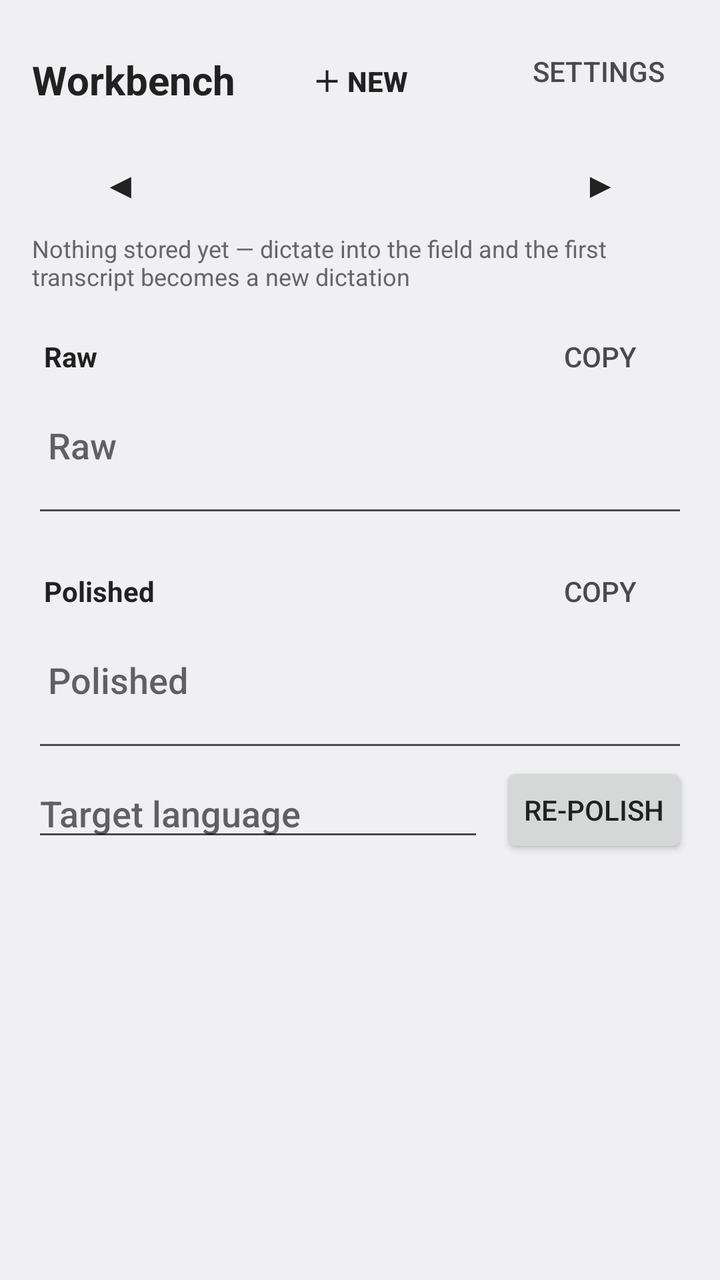
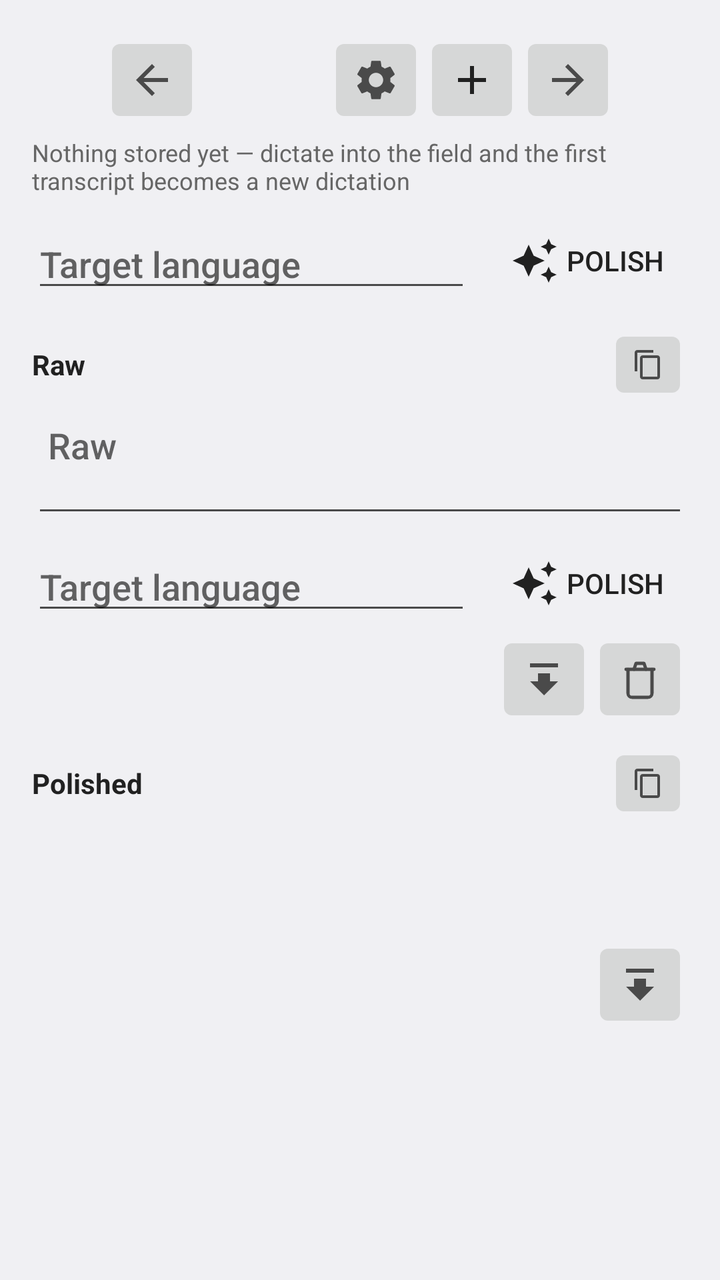

The first picture is an Android layout as it rendered before a commit; the second is the same layout after the commit. The layout source and the unified diff follow.
<!-- AndroidManifest.xml: activity theme Theme.PolishedRecognition.Plain -->
<!-- res/layout/activity_workbench.xml -->
<?xml version="1.0" encoding="utf-8"?>
<ScrollView xmlns:android="http://schemas.android.com/apk/res/android"
    android:id="@+id/workbench_root"
    android:layout_width="match_parent"
    android:layout_height="match_parent"
    android:fillViewport="true">

    <LinearLayout
        android:layout_width="match_parent"
        android:layout_height="wrap_content"
        android:orientation="vertical"
        android:padding="16dp">

        <LinearLayout
            android:layout_width="match_parent"
            android:layout_height="wrap_content"
            android:gravity="center_vertical"
            android:orientation="horizontal">

            <TextView
                android:layout_width="0dp"
                android:layout_height="wrap_content"
                android:layout_weight="1"
                android:text="@string/workbench_title"
                android:textColor="?android:attr/textColorPrimary"
                android:textSize="20sp"
                android:textStyle="bold" />

            <Button
                android:id="@+id/workbench_new"
                style="?android:attr/borderlessButtonStyle"
                android:layout_width="wrap_content"
                android:layout_height="wrap_content"
                android:text="@string/workbench_new"
                android:textColor="?android:attr/textColorPrimary"
                android:textStyle="bold" />

            <Button
                android:id="@+id/workbench_settings"
                style="?android:attr/borderlessButtonStyle"
                android:layout_width="0dp"
                android:layout_height="wrap_content"
                android:layout_weight="1"
                android:gravity="end"
                android:text="@string/workbench_settings"
                android:textColor="?android:attr/textColorSecondary" />
        </LinearLayout>

        <LinearLayout
            android:layout_width="match_parent"
            android:layout_height="wrap_content"
            android:layout_marginTop="4dp"
            android:gravity="center_vertical"
            android:orientation="horizontal">

            <Button
                android:id="@+id/workbench_prev"
                style="?android:attr/borderlessButtonStyle"
                android:layout_width="wrap_content"
                android:layout_height="wrap_content"
                android:contentDescription="@string/workbench_older"
                android:text="◀"
                android:textSize="18sp" />

            <TextView
                android:id="@+id/workbench_position"
                android:layout_width="0dp"
                android:layout_height="wrap_content"
                android:layout_weight="1"
                android:gravity="center"
                android:textColor="?android:attr/textColorSecondary" />

            <Button
                android:id="@+id/workbench_next"
                style="?android:attr/borderlessButtonStyle"
                android:layout_width="wrap_content"
                android:layout_height="wrap_content"
                android:contentDescription="@string/workbench_newer"
                android:text="▶"
                android:textSize="18sp" />
        </LinearLayout>

        <TextView
            android:id="@+id/workbench_empty_hint"
            android:layout_width="match_parent"
            android:layout_height="wrap_content"
            android:text="@string/workbench_empty"
            android:textColor="?android:attr/textColorTertiary"
            android:textSize="12sp" />

        
        <LinearLayout
            android:id="@+id/workbench_raw_toggle"
            android:layout_width="match_parent"
            android:layout_height="wrap_content"
            android:layout_marginTop="8dp"
            android:clickable="true"
            android:contentDescription="@string/workbench_raw_toggle_desc"
            android:focusable="true"
            android:gravity="center_vertical"
            android:orientation="horizontal">

            <TextView
                android:id="@+id/workbench_raw_chevron"
                android:layout_width="wrap_content"
                android:layout_height="wrap_content"
                android:importantForAccessibility="no"
                android:paddingEnd="6dp"
                android:textColor="?android:attr/textColorSecondary"
                android:textSize="14sp" />

            <TextView
                android:layout_width="0dp"
                android:layout_height="wrap_content"
                android:layout_weight="1"
                android:text="@string/workbench_raw"
                android:textColor="?android:attr/textColorPrimary"
                android:textSize="14sp"
                android:textStyle="bold" />

            <Button
                android:id="@+id/workbench_copy_raw"
                style="?android:attr/borderlessButtonStyle"
                android:layout_width="wrap_content"
                android:layout_height="wrap_content"
                android:contentDescription="@string/workbench_copy_raw_desc"
                android:text="@string/workbench_copy"
                android:textColor="?android:attr/textColorSecondary" />
        </LinearLayout>

        <TextView
            android:id="@+id/workbench_raw_preview"
            android:layout_width="match_parent"
            android:layout_height="wrap_content"
            android:ellipsize="end"
            android:maxLines="1"
            android:textColor="?android:attr/textColorSecondary"
            android:textSize="14sp"
            android:visibility="gone" />

        <EditText
            android:id="@+id/workbench_raw"
            android:layout_width="match_parent"
            android:layout_height="wrap_content"
            android:gravity="top|start"
            android:hint="@string/workbench_raw"
            android:inputType="textMultiLine|textCapSentences"
            android:minLines="2"
            android:padding="8dp" />

        
        <LinearLayout
            android:id="@+id/workbench_polished_toggle"
            android:layout_width="match_parent"
            android:layout_height="wrap_content"
            android:layout_marginTop="8dp"
            android:clickable="true"
            android:contentDescription="@string/workbench_polished_toggle_desc"
            android:focusable="true"
            android:gravity="center_vertical"
            android:orientation="horizontal">

            <TextView
                android:id="@+id/workbench_polished_chevron"
                android:layout_width="wrap_content"
                android:layout_height="wrap_content"
                android:importantForAccessibility="no"
                android:paddingEnd="6dp"
                android:textColor="?android:attr/textColorSecondary"
                android:textSize="14sp" />

            <TextView
                android:layout_width="0dp"
                android:layout_height="wrap_content"
                android:layout_weight="1"
                android:text="@string/workbench_polished"
                android:textColor="?android:attr/textColorPrimary"
                android:textSize="14sp"
                android:textStyle="bold" />

            <Button
                android:id="@+id/workbench_copy_polished"
                style="?android:attr/borderlessButtonStyle"
                android:layout_width="wrap_content"
                android:layout_height="wrap_content"
                android:contentDescription="@string/workbench_copy_polished_desc"
                android:text="@string/workbench_copy"
                android:textColor="?android:attr/textColorSecondary" />
        </LinearLayout>

        <TextView
            android:id="@+id/workbench_polished_preview"
            android:layout_width="match_parent"
            android:layout_height="wrap_content"
            android:ellipsize="end"
            android:maxLines="1"
            android:textColor="?android:attr/textColorSecondary"
            android:textSize="14sp"
            android:visibility="gone" />

        <EditText
            android:id="@+id/workbench_polished"
            android:layout_width="match_parent"
            android:layout_height="wrap_content"
            android:gravity="top|start"
            android:hint="@string/workbench_polished"
            android:inputType="textMultiLine|textCapSentences"
            android:minLines="2"
            android:padding="8dp" />

        <LinearLayout
            android:layout_width="match_parent"
            android:layout_height="wrap_content"
            android:gravity="center_vertical"
            android:orientation="horizontal">

            <AutoCompleteTextView
                android:id="@+id/workbench_language"
                android:layout_width="0dp"
                android:layout_height="wrap_content"
                android:layout_weight="1"
                android:clickable="true"
                android:completionThreshold="1"
                android:cursorVisible="false"
                android:focusable="false"
                android:hint="@string/workbench_language"
                android:inputType="text" />

            <Button
                android:id="@+id/workbench_repolish"
                android:layout_width="wrap_content"
                android:layout_height="wrap_content"
                android:layout_marginStart="8dp"
                android:text="@string/workbench_repolish" />
        </LinearLayout>
    </LinearLayout>
</ScrollView>
<!-- resources referenced by this layout -->
<resources>
  <string name="workbench_copy">Copy</string>
  <string name="workbench_new">＋ New</string>
  <string name="workbench_polished_toggle_desc">Show or hide the Polished text</string>
  <string name="workbench_raw_toggle_desc">Show or hide the Raw text</string>
  <string name="workbench_repolish">Re-polish</string>
  <string name="workbench_title">Workbench</string>
  <!-- unchanged entries left out for length: 10 -->
</resources>

<!-- the commit's change to res/layout/activity_workbench.xml (unified diff, before → after) -->
@@ -11,211 +11,78 @@
         android:orientation="vertical"
         android:padding="16dp">
 
-        <LinearLayout
-            android:layout_width="match_parent"
-            android:layout_height="wrap_content"
-            android:gravity="center_vertical"
-            android:orientation="horizontal">
-
-            <TextView
-                android:layout_width="0dp"
-                android:layout_height="wrap_content"
-                android:layout_weight="1"
-                android:text="@string/workbench_title"
-                android:textColor="?android:attr/textColorPrimary"
-                android:textSize="20sp"
-                android:textStyle="bold" />
-
-            <Button
-                android:id="@+id/workbench_new"
-                style="?android:attr/borderlessButtonStyle"
-                android:layout_width="wrap_content"
-                android:layout_height="wrap_content"
-                android:text="@string/workbench_new"
-                android:textColor="?android:attr/textColorPrimary"
-                android:textStyle="bold" />
-
-            <Button
-                android:id="@+id/workbench_settings"
-                style="?android:attr/borderlessButtonStyle"
-                android:layout_width="0dp"
-                android:layout_height="wrap_content"
-                android:layout_weight="1"
-                android:gravity="end"
-                android:text="@string/workbench_settings"
-                android:textColor="?android:attr/textColorSecondary" />
-        </LinearLayout>
-
-        <LinearLayout
-            android:layout_width="match_parent"
-            android:layout_height="wrap_content"
-            android:layout_marginTop="4dp"
-            android:gravity="center_vertical"
-            android:orientation="horizontal">
-
-            <Button
+        
+        <LinearLayout
+            android:layout_width="match_parent"
+            android:layout_height="wrap_content"
+            android:gravity="center"
+            android:orientation="horizontal">
+
+            <ImageButton
                 android:id="@+id/workbench_prev"
-                style="?android:attr/borderlessButtonStyle"
-                android:layout_width="wrap_content"
-                android:layout_height="wrap_content"
+                android:layout_width="48dp"
+                android:layout_height="48dp"
                 android:contentDescription="@string/workbench_older"
-                android:text="◀"
-                android:textSize="18sp" />
+                android:scaleType="centerInside"
+                android:src="@drawable/ic_arrow_left"
+                android:tint="?android:attr/textColorSecondary" />
 
             <TextView
                 android:id="@+id/workbench_position"
-                android:layout_width="0dp"
-                android:layout_height="wrap_content"
-                android:layout_weight="1"
+                android:layout_width="wrap_content"
+                android:layout_height="wrap_content"
                 android:gravity="center"
-                android:textColor="?android:attr/textColorSecondary" />
-
-            <Button
+                android:minWidth="64dp"
+                android:textColor="?android:attr/textColorPrimary"
+                android:textSize="16sp" />
+
+            <ImageButton
+                android:id="@+id/workbench_settings"
+                android:layout_width="48dp"
+                android:layout_height="48dp"
+                android:contentDescription="@string/workbench_settings"
+                android:scaleType="centerInside"
+                android:src="@drawable/ic_settings"
+                android:tint="?android:attr/textColorSecondary" />
+
+            <ImageButton
+                android:id="@+id/workbench_new"
+                android:layout_width="48dp"
+                android:layout_height="48dp"
+                android:contentDescription="@string/workbench_new"
+                android:scaleType="centerInside"
+                android:src="@drawable/ic_add"
+                android:tint="?android:attr/textColorPrimary" />
+
+            <ImageButton
                 android:id="@+id/workbench_next"
-                style="?android:attr/borderlessButtonStyle"
-                android:layout_width="wrap_content"
-                android:layout_height="wrap_content"
+                android:layout_width="48dp"
+                android:layout_height="48dp"
                 android:contentDescription="@string/workbench_newer"
-                android:text="▶"
-                android:textSize="18sp" />
+                android:scaleType="centerInside"
+                android:src="@drawable/ic_arrow_right"
+                android:tint="?android:attr/textColorSecondary" />
         </LinearLayout>
 
         <TextView
             android:id="@+id/workbench_empty_hint"
             android:layout_width="match_parent"
             android:layout_height="wrap_content"
+            android:layout_marginTop="4dp"
             android:text="@string/workbench_empty"
             android:textColor="?android:attr/textColorTertiary"
             android:textSize="12sp" />
 
         
         <LinearLayout
-            android:id="@+id/workbench_raw_toggle"
             android:layout_width="match_parent"
             android:layout_height="wrap_content"
             android:layout_marginTop="8dp"
-            android:clickable="true"
-            android:contentDescription="@string/workbench_raw_toggle_desc"
-            android:focusable="true"
-            android:gravity="center_vertical"
-            android:orientation="horizontal">
-
-            <TextView
-                android:id="@+id/workbench_raw_chevron"
-                android:layout_width="wrap_content"
-                android:layout_height="wrap_content"
-                android:importantForAccessibility="no"
-                android:paddingEnd="6dp"
-                android:textColor="?android:attr/textColorSecondary"
-                android:textSize="14sp" />
-
-            <TextView
-                android:layout_width="0dp"
-                android:layout_height="wrap_content"
-                android:layout_weight="1"
-                android:text="@string/workbench_raw"
-                android:textColor="?android:attr/textColorPrimary"
-                android:textSize="14sp"
-                android:textStyle="bold" />
-
-            <Button
-                android:id="@+id/workbench_copy_raw"
-                style="?android:attr/borderlessButtonStyle"
-                android:layout_width="wrap_content"
-                android:layout_height="wrap_content"
-                android:contentDescription="@string/workbench_copy_raw_desc"
-                android:text="@string/workbench_copy"
-                android:textColor="?android:attr/textColorSecondary" />
-        </LinearLayout>
-
-        <TextView
-            android:id="@+id/workbench_raw_preview"
-            android:layout_width="match_parent"
-            android:layout_height="wrap_content"
-            android:ellipsize="end"
-            android:maxLines="1"
-            android:textColor="?android:attr/textColorSecondary"
-            android:textSize="14sp"
-            android:visibility="gone" />
-
-        <EditText
-            android:id="@+id/workbench_raw"
-            android:layout_width="match_parent"
-            android:layout_height="wrap_content"
-            android:gravity="top|start"
-            android:hint="@string/workbench_raw"
-            android:inputType="textMultiLine|textCapSentences"
-            android:minLines="2"
-            android:padding="8dp" />
-
-        
-        <LinearLayout
-            android:id="@+id/workbench_polished_toggle"
-            android:layout_width="match_parent"
-            android:layout_height="wrap_content"
-            android:layout_marginTop="8dp"
-            android:clickable="true"
-            android:contentDescription="@string/workbench_polished_toggle_desc"
-            android:focusable="true"
-            android:gravity="center_vertical"
-            android:orientation="horizontal">
-
-            <TextView
-                android:id="@+id/workbench_polished_chevron"
-                android:layout_width="wrap_content"
-                android:layout_height="wrap_content"
-                android:importantForAccessibility="no"
-                android:paddingEnd="6dp"
-                android:textColor="?android:attr/textColorSecondary"
-                android:textSize="14sp" />
-
-            <TextView
-                android:layout_width="0dp"
-                android:layout_height="wrap_content"
-                android:layout_weight="1"
-                android:text="@string/workbench_polished"
-                android:textColor="?android:attr/textColorPrimary"
-                android:textSize="14sp"
-                android:textStyle="bold" />
-
-            <Button
-                android:id="@+id/workbench_copy_polished"
-                style="?android:attr/borderlessButtonStyle"
-                android:layout_width="wrap_content"
-                android:layout_height="wrap_content"
-                android:contentDescription="@string/workbench_copy_polished_desc"
-                android:text="@string/workbench_copy"
-                android:textColor="?android:attr/textColorSecondary" />
-        </LinearLayout>
-
-        <TextView
-            android:id="@+id/workbench_polished_preview"
-            android:layout_width="match_parent"
-            android:layout_height="wrap_content"
-            android:ellipsize="end"
-            android:maxLines="1"
-            android:textColor="?android:attr/textColorSecondary"
-            android:textSize="14sp"
-            android:visibility="gone" />
-
-        <EditText
-            android:id="@+id/workbench_polished"
-            android:layout_width="match_parent"
-            android:layout_height="wrap_content"
-            android:gravity="top|start"
-            android:hint="@string/workbench_polished"
-            android:inputType="textMultiLine|textCapSentences"
-            android:minLines="2"
-            android:padding="8dp" />
-
-        <LinearLayout
-            android:layout_width="match_parent"
-            android:layout_height="wrap_content"
             android:gravity="center_vertical"
             android:orientation="horizontal">
 
             <AutoCompleteTextView
-                android:id="@+id/workbench_language"
+                android:id="@+id/workbench_language_a"
                 android:layout_width="0dp"
                 android:layout_height="wrap_content"
                 android:layout_weight="1"
@@ -227,11 +94,167 @@
                 android:inputType="text" />
 
             <Button
-                android:id="@+id/workbench_repolish"
+                android:id="@+id/workbench_polish_a"
+                style="?android:attr/borderlessButtonStyle"
                 android:layout_width="wrap_content"
                 android:layout_height="wrap_content"
                 android:layout_marginStart="8dp"
-                android:text="@string/workbench_repolish" />
+                android:drawableStart="@drawable/ic_polish"
+                android:drawablePadding="4dp"
+                android:drawableTint="?android:attr/textColorPrimary"
+                android:text="@string/workbench_polish"
+                android:textColor="?android:attr/textColorPrimary" />
+        </LinearLayout>
+
+        
+        <LinearLayout
+            android:layout_width="match_parent"
+            android:layout_height="wrap_content"
+            android:layout_marginTop="8dp"
+            android:gravity="center_vertical"
+            android:orientation="horizontal">
+
+            <TextView
+                android:layout_width="0dp"
+                android:layout_height="wrap_content"
+                android:layout_weight="1"
+                android:text="@string/workbench_raw"
+                android:textColor="?android:attr/textColorPrimary"
+                android:textSize="14sp"
+                android:textStyle="bold" />
+
+            <ImageButton
+                android:id="@+id/workbench_copy_raw"
+                android:layout_width="40dp"
+                android:layout_height="40dp"
+                android:contentDescription="@string/workbench_copy_raw_desc"
+                android:scaleType="centerInside"
+                android:src="@drawable/ic_copy"
+                android:tint="?android:attr/textColorSecondary" />
+        </LinearLayout>
+
+        <EditText
+            android:id="@+id/workbench_raw"
+            android:layout_width="match_parent"
+            android:layout_height="wrap_content"
+            android:gravity="top|start"
+            android:hint="@string/workbench_raw"
+            android:importantForAutofill="no"
+            android:inputType="textMultiLine|textCapSentences"
+            android:minLines="2"
+            android:padding="8dp" />
+
+        
+        <LinearLayout
+            android:layout_width="match_parent"
+            android:layout_height="wrap_content"
+            android:layout_marginTop="4dp"
+            android:gravity="center_vertical"
+            android:orientation="horizontal">
+
+            <AutoCompleteTextView
+                android:id="@+id/workbench_language_b"
+                android:layout_width="0dp"
+                android:layout_height="wrap_content"
+                android:layout_weight="1"
+                android:clickable="true"
+                android:completionThreshold="1"
+                android:cursorVisible="false"
+                android:focusable="false"
+                android:hint="@string/workbench_language"
+                android:inputType="text" />
+
+            <Button
+                android:id="@+id/workbench_polish_b"
+                style="?android:attr/borderlessButtonStyle"
+                android:layout_width="wrap_content"
+                android:layout_height="wrap_content"
+                android:layout_marginStart="8dp"
+                android:drawableStart="@drawable/ic_polish"
+                android:drawablePadding="4dp"
+                android:drawableTint="?android:attr/textColorPrimary"
+                android:text="@string/workbench_polish"
+                android:textColor="?android:attr/textColorPrimary" />
+        </LinearLayout>
+
+        <LinearLayout
+            android:layout_width="match_parent"
+            android:layout_height="wrap_content"
+            android:gravity="center_vertical|end"
+            android:orientation="horizontal">
+
+            <ImageButton
+                android:id="@+id/workbench_promote_b"
+                android:layout_width="48dp"
+                android:layout_height="48dp"
+                android:contentDescription="@string/workbench_promote"
+                android:scaleType="centerInside"
+                android:src="@drawable/ic_promote"
+                android:tint="?android:attr/textColorSecondary" />
+
+            <ImageButton
+                android:id="@+id/workbench_clear_polished"
+                android:layout_width="48dp"
+                android:layout_height="48dp"
+                android:contentDescription="@string/workbench_clear_polished"
+                android:scaleType="centerInside"
+                android:src="@drawable/ic_delete_outline"
+                android:tint="?android:attr/textColorSecondary" />
+        </LinearLayout>
+
+        
+        <LinearLayout
+            android:layout_width="match_parent"
+            android:layout_height="wrap_content"
+            android:layout_marginTop="8dp"
+            android:gravity="center_vertical"
+            android:orientation="horizontal">
+
+            <TextView
+                android:layout_width="0dp"
+                android:layout_height="wrap_content"
+                android:layout_weight="1"
+                android:text="@string/workbench_polished"
+                android:textColor="?android:attr/textColorPrimary"
+                android:textSize="14sp"
+                android:textStyle="bold" />
+
+            <ImageButton
+                android:id="@+id/workbench_copy_polished"
+                android:layout_width="40dp"
+                android:layout_height="40dp"
+                android:contentDescription="@string/workbench_copy_polished_desc"
+                android:scaleType="centerInside"
+                android:src="@drawable/ic_copy"
+                android:tint="?android:attr/textColorSecondary" />
+        </LinearLayout>
+
+        <TextView
+            android:id="@+id/workbench_polished"
+            android:layout_width="match_parent"
+            android:layout_height="wrap_content"
+            android:focusable="false"
+            android:longClickable="false"
+            android:minLines="2"
+            android:padding="8dp"
+            android:textColor="?android:attr/textColorPrimary"
+            android:textSize="16sp" />
+
+        
+        <LinearLayout
+            android:layout_width="match_parent"
+            android:layout_height="wrap_content"
+            android:gravity="center_vertical|end"
+            android:orientation="horizontal">
+
+            <ImageButton
+                android:id="@+id/workbench_promote_c"
+                android:layout_width="48dp"
+                android:layout_height="48dp"
+                android:contentDescription="@string/workbench_promote"
+                android:scaleType="centerInside"
+                android:src="@drawable/ic_promote"
+                android:tint="?android:attr/textColorSecondary" />
         </LinearLayout>
     </LinearLayout>
 </ScrollView>
<!-- resource entries referenced after the edit -->
@@ -1,11 +1,115 @@
 <!-- resources referenced by this layout -->
 <resources>
-  <string name="workbench_copy">Copy</string>
-  <string name="workbench_new">＋ New</string>
-  <string name="workbench_polished_toggle_desc">Show or hide the Polished text</string>
-  <string name="workbench_raw_toggle_desc">Show or hide the Raw text</string>
-  <string name="workbench_repolish">Re-polish</string>
-  <string name="workbench_title">Workbench</string>
+  <!-- drawable ic_add (drawable) -->
+  <?xml version="1.0" encoding="utf-8"?>
+  <vector xmlns:android="http://schemas.android.com/apk/res/android"
+      android:width="24dp"
+      android:height="24dp"
+      android:viewportWidth="24"
+      android:viewportHeight="24">
+      <path
+          android:fillColor="#FF000000"
+          android:pathData="M19,13h-6v6h-2v-6H5v-2h6V5h2v6h6v2z" />
+  </vector>
+  <!-- drawable ic_arrow_left (drawable) -->
+  <?xml version="1.0" encoding="utf-8"?>
+  <vector xmlns:android="http://schemas.android.com/apk/res/android"
+      android:width="24dp"
+      android:height="24dp"
+      android:viewportWidth="24"
+      android:viewportHeight="24">
+      <path
+          android:fillColor="#FF000000"
+          android:pathData="M20,11H7.83l5.59,-5.59L12,4l-8,8 8,8 1.41,-1.41L7.83,13H20v-2z" />
+  </vector>
+  <!-- drawable ic_arrow_right (drawable) -->
+  <?xml version="1.0" encoding="utf-8"?>
+  <vector xmlns:android="http://schemas.android.com/apk/res/android"
+      android:width="24dp"
+      android:height="24dp"
+      android:viewportWidth="24"
+      android:viewportHeight="24">
+      <path
+          android:fillColor="#FF000000"
+          android:pathData="M12,4l-1.41,1.41L16.17,11H4v2h12.17l-5.58,5.59L12,20l8,-8z" />
+  </vector>
+  <!-- drawable ic_copy (drawable) -->
+  <?xml version="1.0" encoding="utf-8"?>
+  <vector xmlns:android="http://schemas.android.com/apk/res/android"
+      android:width="24dp"
+      android:height="24dp"
+      android:viewportWidth="24"
+      android:viewportHeight="24">
+      <path
+          android:fillColor="#FF000000"
+          android:pathData="M16,1H4C2.9,1 2,1.9 2,3v14h2V3h12V1zM19,5H8C6.9,5 6,5.9 6,7v14c0,1.1 0.9,2 2,2h11c1.1,0 2,-0.9 2,-2V7C21,5.9 20.1,5 19,5zM19,21H8V7h11V21z" />
+  </vector>
+  <!-- drawable ic_delete_outline (drawable) -->
+  <?xml version="1.0" encoding="utf-8"?>
+  <vector xmlns:android="http://schemas.android.com/apk/res/android"
+      android:width="24dp"
+      android:height="24dp"
+      android:viewportWidth="24"
+      android:viewportHeight="24"
+      android:tint="#FFFFFF">
+      <path
+          android:fillColor="@android:color/transparent"
+          android:strokeColor="@android:color/white"
+          android:strokeWidth="1.6"
+          android:strokeLineCap="round"
+          android:strokeLineJoin="round"
+          android:pathData="M6,7v12c0,1.1 0.9,2 2,2h8c1.1,0 2,-0.9 2,-2V7" />
+      <path
+          android:strokeColor="@android:color/white"
+          android:strokeWidth="1.6"
+          android:strokeLineCap="round"
+          android:strokeLineJoin="round"
+          android:pathData="M5,7H19" />
+      <path
+          android:strokeColor="@android:color/white"
+          android:strokeWidth="1.6"
+          android:strokeLineCap="round"
+          android:strokeLineJoin="round"
+          android:pathData="M9,7l1,-3h4l1,3" />
+  </vector>
+  <!-- drawable ic_polish (drawable) -->
+  <?xml version="1.0" encoding="utf-8"?>
+  <vector xmlns:android="http://schemas.android.com/apk/res/android"
+      android:width="24dp"
+      android:height="24dp"
+      android:viewportWidth="24"
+      android:viewportHeight="24">
+      <path
+          android:fillColor="#FF000000"
+          android:pathData="M19,9l1.25,-2.75L23,5l-2.75,-1.25L19,1l-1.25,2.75L15,5l2.75,1.25L19,9zM11.5,9.5L9,4 6.5,9.5 1,12l5.5,2.5L9,20l2.5,-5.5L17,12l-5.5,-2.5zM19,15l-1.25,2.75L15,19l2.75,1.25L19,23l1.25,-2.75L23,19l-2.75,-1.25L19,15z" />
+  </vector>
+  <!-- drawable ic_promote (drawable) -->
+  <?xml version="1.0" encoding="utf-8"?>
+  <vector xmlns:android="http://schemas.android.com/apk/res/android"
+      android:width="24dp"
+      android:height="24dp"
+      android:viewportWidth="24"
+      android:viewportHeight="24">
+      <path
+          android:fillColor="#FF000000"
+          android:pathData="M5,4v2h14V4H5zM12,20l7,-7h-4V9H9v4H5L12,20z" />
+  </vector>
+  <!-- drawable ic_settings (drawable) -->
+  <vector xmlns:android="http://schemas.android.com/apk/res/android"
+      android:width="24dp"
+      android:height="24dp"
+      android:viewportWidth="24"
+      android:viewportHeight="24"
+      android:tint="@color/recording_icon_tint">
+      <path
+          android:fillColor="#FF000000"
+          android:pathData="M19.14,12.94c0.04,-0.3 0.06,-0.61 0.06,-0.94c0,-0.32 -0.02,-0.64 -0.07,-0.94l2.03,-1.58c0.18,-0.14 0.23,-0.41 0.12,-0.61l-1.92,-3.32c-0.12,-0.22 -0.37,-0.29 -0.59,-0.22l-2.39,0.96c-0.5,-0.38 -1.03,-0.7 -1.62,-0.94L14.4,2.81c-0.04,-0.24 -0.24,-0.41 -0.48,-0.41h-3.84c-0.24,0 -0.43,0.17 -0.47,0.41l-0.36,2.54c-0.59,0.24 -1.13,0.57 -1.62,0.94l-2.39,-0.96c-0.22,-0.08 -0.47,0 -0.59,0.22L2.74,8.87c-0.12,0.21 -0.08,0.47 0.12,0.61l2.03,1.58C4.84,11.36 4.8,11.69 4.8,12s0.02,0.64 0.07,0.94l-2.03,1.58c-0.18,0.14 -0.23,0.41 -0.12,0.61l1.92,3.32c0.12,0.22 0.37,0.29 0.59,0.22l2.39,-0.96c0.5,0.38 1.03,0.7 1.62,0.94l0.36,2.54c0.05,0.24 0.24,0.41 0.48,0.41h3.84c0.24,0 0.44,-0.17 0.47,-0.41l0.36,-2.54c0.59,-0.24 1.13,-0.56 1.62,-0.94l2.39,0.96c0.22,0.08 0.47,0 0.59,-0.22l1.92,-3.32c0.12,-0.22 0.07,-0.47 -0.12,-0.61L19.14,12.94zM12,15.6c-1.98,0 -3.6,-1.62 -3.6,-3.6s1.62,-3.6 3.6,-3.6s3.6,1.62 3.6,3.6S13.98,15.6 12,15.6z" />
+  </vector>
+  <string name="workbench_clear_polished">Empty the Polished field</string>
+  <string name="workbench_new">New dictation</string>
+  <string name="workbench_polish">Polish</string>
+  <string name="workbench_promote">Make Polished the new RAW</string>
+  <color name="recording_icon_tint">#000000</color>
   <!-- unchanged entries left out for length: 10 -->
 </resources>
 
